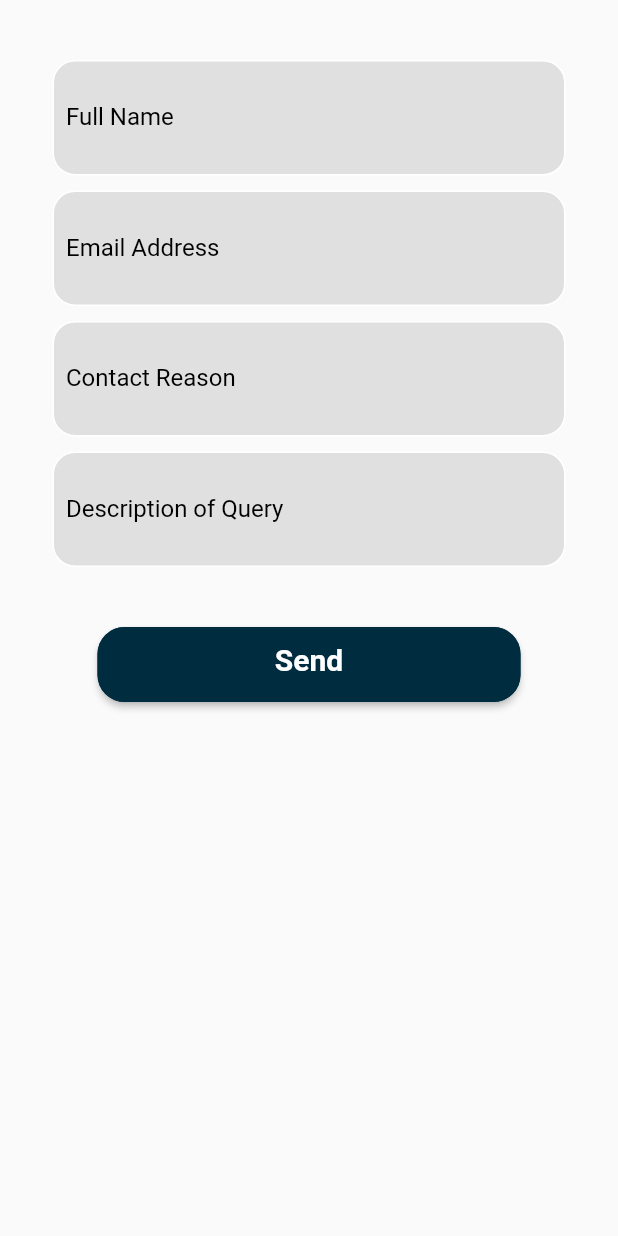
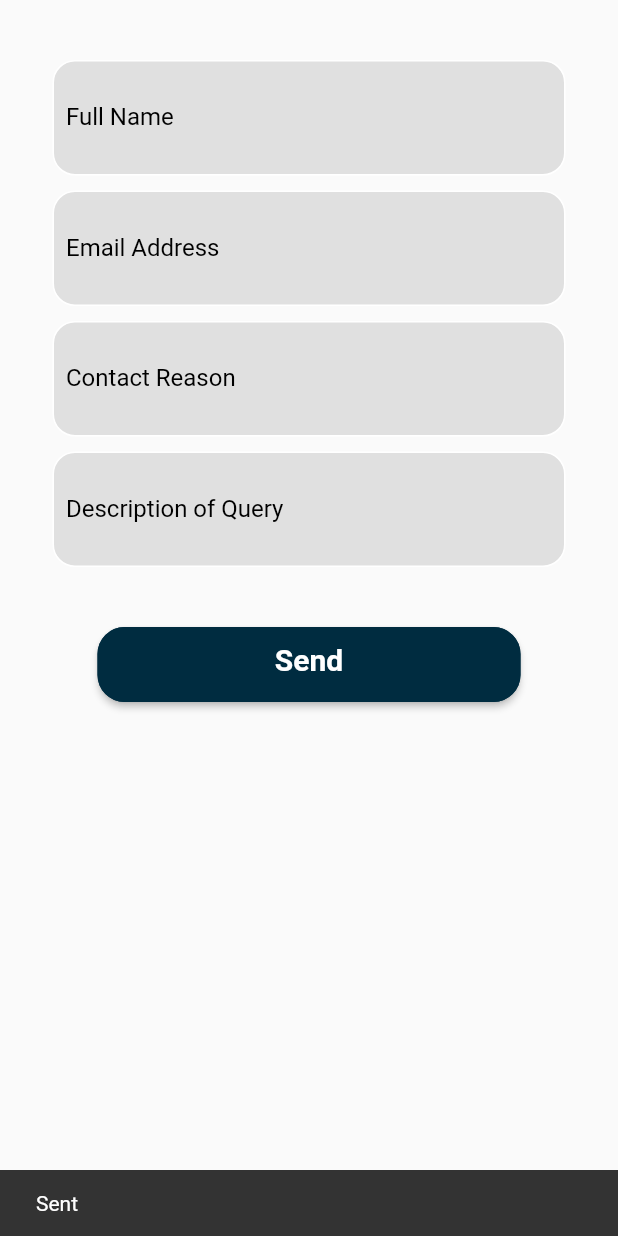
Before and after one commit to CyberWake/rtrigger, a Flutter app: the Contact widget shown alone on an empty page, opened directly, after a tap on "Send", on a phone screen of 412 x 824 dp. Run offline on Flutter 3.47's test engine with Material 2 defaults, Android fonts, the phone set to English and light mode, and no system bars; our stand-ins replace cloud_firestore, file_picker, firebase_auth, firebase_core, firebase_storage, geolocator and 1 more; missing offline and left inert: mailer, razorpay_flutter; accounts and stored records are empty.

Commit message:
loading added in add to cart button and snackbar shown on success/failure , same on contact screen

```diff
--- a/lib/screens/drawer_contact_screen.dart
+++ b/lib/screens/drawer_contact_screen.dart
@@ -45,7 +45,7 @@ class _ContactState extends State<Contact> {
     try {
       final sendReport = await send(message, smtpServer);
       print('Message sent: ' + sendReport.toString());
-      platformResponse = 'success';
+      platformResponse = 'Sent';
     } catch (error) {
       print("Error occured");
       print(error);
@@ -54,8 +54,8 @@ class _ContactState extends State<Contact> {
       setState(() {
         isSent = true;
       });
-      _scaffoldKey.currentState.showSnackBar(SnackBar(
-        content: Text(platformResponse),
+      Scaffold.of(context).showSnackBar(SnackBar(
+      content: Text(platformResponse),
       ));
     }
   }
--- a/lib/screens/food_screen.dart
+++ b/lib/screens/food_screen.dart
@@ -105,7 +105,6 @@ class _FoodCategoryState extends State<FoodCategory> {
 
   @override
   void initState() {
-    // TODO: implement initState
     super.initState();
   }
 
--- a/lib/services/Food/cart.dart
+++ b/lib/services/Food/cart.dart
@@ -8,7 +8,7 @@ class Cart{
   Future<bool> addToCart({String userID, List item}) async{
 
     try{
-      _firestore.collection("cart").doc(userID).update({
+      await _firestore.collection("cart").doc(userID).update({
         "products": FieldValue.arrayUnion(item),
       });
       print("added to cart");
```
Also changed, not shown: lib/widgets/food_item_card.dart (+25 -4 lines).
